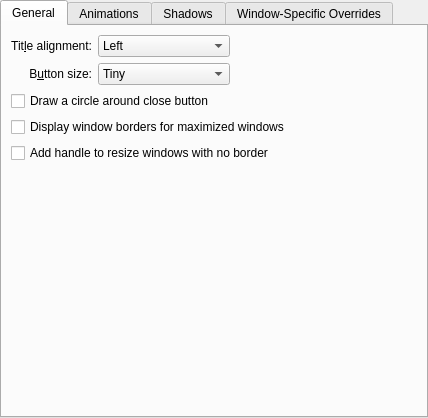
This is kdecoration/config/ui/breezeconfigurationui.ui in Luwx/Lightly as Qt 5 draws it before an edit. The edited form follows.
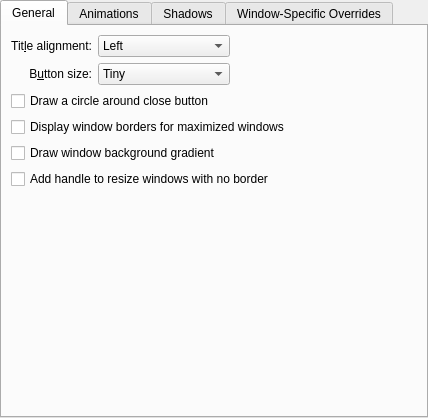
This is the edited form. Custom widgets are drawn as their Qt base class.

Commit message: Added option to disable window background gradient

The edit to the form file:
```diff
--- a/kdecoration/config/ui/breezeconfigurationui.ui
+++ b/kdecoration/config/ui/breezeconfigurationui.ui
@@ -125,7 +125,7 @@
          </property>
         </spacer>
        </item>
-       <item row="5" column="0" colspan="3">
+       <item row="6" column="0" colspan="3">
         <spacer name="verticalSpacer">
          <property name="orientation">
           <enum>Qt::Vertical</enum>
@@ -138,7 +138,7 @@
          </property>
         </spacer>
        </item>
-       <item row="4" column="0" colspan="3">
+       <item row="5" column="0" colspan="3">
         <widget class="QCheckBox" name="drawSizeGrip">
          <property name="text">
           <string>Add handle to resize windows with no border</string>
@@ -159,6 +159,13 @@
          </property>
         </widget>
        </item>
+       <item row="4" column="0" colspan="3">
+        <widget class="QCheckBox" name="drawBackgroundGradient">
+         <property name="text">
+          <string>Draw window background gradient</string>
+         </property>
+        </widget>
+       </item>
       </layout>
      </widget>
      <widget class="QWidget" name="tab_2">
```
The commit also changes 3 other files.
